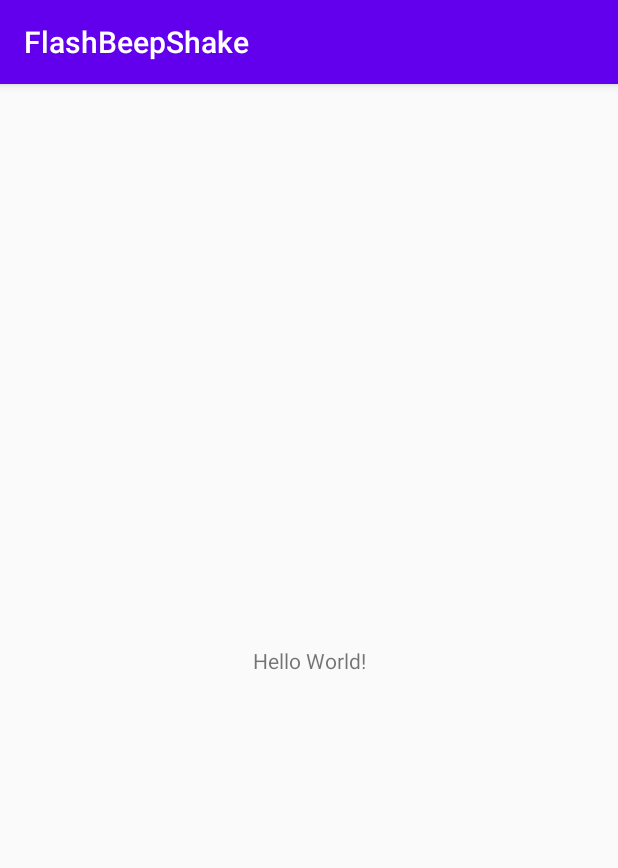
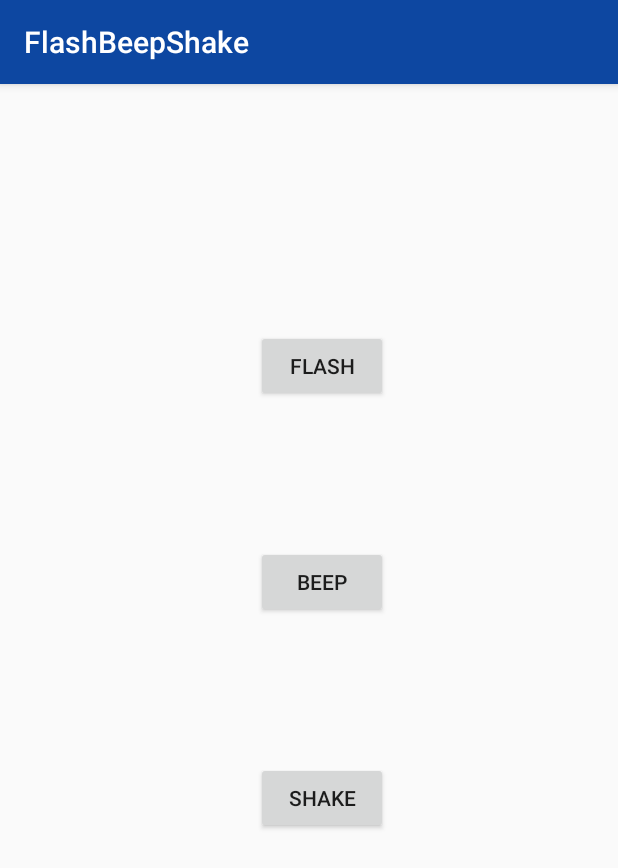
Before and after one commit to delusionallyhere/Mobile-Dev-3013, an Android app: the screen it shows after launch (MainActivity), on a phone screen of 412 x 824 dp. Shown: the top 868 px of the screen. Run offline under Robolectric (Android 15) with nearby library versions, the phone set to English and light mode, and no system bars; 1 statement that could not run was skipped.

Commit message:
flashbeepshake finished

```diff
--- a/FlashBeepShake/app/build.gradle
+++ b/FlashBeepShake/app/build.gradle
@@ -4,7 +4,7 @@ apply plugin: 'kotlin-android-extensions'
 
 android {
     compileSdkVersion 29
-
+    buildToolsVersion "29.0.2"
 
     defaultConfig {
         applicationId "com.example.flashbeepshake"
@@ -31,7 +31,7 @@ dependencies {
     implementation 'androidx.appcompat:appcompat:1.1.0'
     implementation 'androidx.core:core-ktx:1.2.0'
     implementation 'androidx.constraintlayout:constraintlayout:1.1.3'
-    testImplementation 'junit:junit:4.12'
+    testImplementation 'junit:junit:4.13'
     androidTestImplementation 'androidx.test.ext:junit:1.1.1'
     androidTestImplementation 'androidx.test.espresso:espresso-core:3.2.0'
 }
--- a/FlashBeepShake/app/src/main/AndroidManifest.xml
+++ b/FlashBeepShake/app/src/main/AndroidManifest.xml
@@ -1,6 +1,9 @@
 <?xml version="1.0" encoding="utf-8"?>
-<manifest xmlns:android="http://schemas.android.com/apk/res/android"
+<manifest
+    xmlns:android="http://schemas.android.com/apk/res/android"
     package="com.example.flashbeepshake">
+
+    <uses-permission android:name="android.permission.VIBRATE" />
 
     <application
         android:allowBackup="true"
@@ -12,7 +15,6 @@
         <activity android:name=".MainActivity">
             <intent-filter>
                 <action android:name="android.intent.action.MAIN" />
-
                 <category android:name="android.intent.category.LAUNCHER" />
             </intent-filter>
         </activity>
--- a/FlashBeepShake/app/src/main/java/com/example/flashbeepshake/MainActivity.kt
+++ b/FlashBeepShake/app/src/main/java/com/example/flashbeepshake/MainActivity.kt
@@ -1,5 +1,13 @@
 package com.example.flashbeepshake
 
+import android.content.Context
+import android.hardware.camera2.CameraManager
+import android.media.AudioManager
+import android.media.ToneGenerator
+import android.os.Build
+import android.os.VibrationEffect
+import android.os.Vibrator
+import android.widget.Button
 import androidx.appcompat.app.AppCompatActivity
 import android.os.Bundle
 
@@ -8,5 +16,39 @@ class MainActivity : AppCompatActivity() {
     override fun onCreate(savedInstanceState: Bundle?) {
         super.onCreate(savedInstanceState)
         setContentView(R.layout.activity_main)
+
+        val flashButton = findViewById<Button>(R.id.flashButton)
+        val beepButton = findViewById<Button>(R.id.beepButton)
+        val shakeButton = findViewById<Button>(R.id.shakeButton)
+        val cameraManager = getSystemService(Context.CAMERA_SERVICE) as CameraManager
+        val cameraID = cameraManager.cameraIdList[0]
+        val tone = ToneGenerator(AudioManager.STREAM_MUSIC, 100)
+
+        var flashOn = false
+
+        flashButton.setOnClickListener {
+            if(!flashOn) {
+                flashOn = true
+                cameraManager.setTorchMode(cameraID, true)
+            }
+            else {
+                flashOn = false
+                cameraManager.setTorchMode(cameraID, false)
+            }
+        }
+
+        beepButton.setOnClickListener {
+            tone.startTone(ToneGenerator.TONE_CDMA_ALERT_CALL_GUARD, 500)
+        }
+
+        shakeButton.setOnClickListener {
+            val vibrator = getSystemService(Context.VIBRATOR_SERVICE) as Vibrator
+            if (Build.VERSION.SDK_INT >= 26) {
+                vibrator.vibrate(VibrationEffect.createOneShot(300, VibrationEffect.DEFAULT_AMPLITUDE))
+            }
+            else {
+                vibrator.vibrate(300)
+            }
+        }
     }
 }
--- a/FlashBeepShake/app/src/main/res/layout/activity_main.xml
+++ b/FlashBeepShake/app/src/main/res/layout/activity_main.xml
@@ -1,18 +1,43 @@
 <?xml version="1.0" encoding="utf-8"?>
-<androidx.constraintlayout.widget.ConstraintLayout xmlns:android="http://schemas.android.com/apk/res/android"
+<androidx.constraintlayout.widget.ConstraintLayout
+    xmlns:android="http://schemas.android.com/apk/res/android"
     xmlns:app="http://schemas.android.com/apk/res-auto"
     xmlns:tools="http://schemas.android.com/tools"
     android:layout_width="match_parent"
     android:layout_height="match_parent"
     tools:context=".MainActivity">
 
-    <TextView
+    <Button
+        android:id="@+id/flashButton"
         android:layout_width="wrap_content"
         android:layout_height="wrap_content"
-        android:text="Hello World!"
-        app:layout_constraintBottom_toBottomOf="parent"
-        app:layout_constraintLeft_toLeftOf="parent"
-        app:layout_constraintRight_toRightOf="parent"
+        android:layout_marginTop="164dp"
+        android:text="@string/flash"
+        app:layout_constraintEnd_toEndOf="parent"
+        app:layout_constraintHorizontal_bias="0.526"
+        app:layout_constraintStart_toStartOf="parent"
         app:layout_constraintTop_toTopOf="parent" />
 
+    <Button
+        android:id="@+id/beepButton"
+        android:layout_width="wrap_content"
+        android:layout_height="wrap_content"
+        android:layout_marginTop="96dp"
+        android:text="@string/beep"
+        app:layout_constraintEnd_toEndOf="parent"
+        app:layout_constraintHorizontal_bias="0.526"
+        app:layout_constraintStart_toStartOf="parent"
+        app:layout_constraintTop_toBottomOf="@+id/flashButton" />
+
+    <Button
+        android:id="@+id/shakeButton"
+        android:layout_width="wrap_content"
+        android:layout_height="wrap_content"
+        android:layout_marginTop="96dp"
+        android:text="@string/shake"
+        app:layout_constraintEnd_toEndOf="parent"
+        app:layout_constraintHorizontal_bias="0.526"
+        app:layout_constraintStart_toStartOf="parent"
+        app:layout_constraintTop_toBottomOf="@+id/beepButton" />
+
 </androidx.constraintlayout.widget.ConstraintLayout>
--- a/FlashBeepShake/app/src/main/res/values/colors.xml
+++ b/FlashBeepShake/app/src/main/res/values/colors.xml
@@ -1,6 +1,6 @@
 <?xml version="1.0" encoding="utf-8"?>
 <resources>
-    <color name="colorPrimary">#6200EE</color>
-    <color name="colorPrimaryDark">#3700B3</color>
-    <color name="colorAccent">#03DAC5</color>
+    <color name="colorPrimary">#0D47A1</color>
+    <color name="colorPrimaryDark">#4A148C</color>
+    <color name="colorAccent">#00ACC1</color>
 </resources>
--- a/FlashBeepShake/app/src/main/res/values/strings.xml
+++ b/FlashBeepShake/app/src/main/res/values/strings.xml
@@ -1,3 +1,6 @@
 <resources>
     <string name="app_name">FlashBeepShake</string>
+    <string name="flash">Flash</string>
+    <string name="beep">Beep</string>
+    <string name="shake">Shake</string>
 </resources>
```
